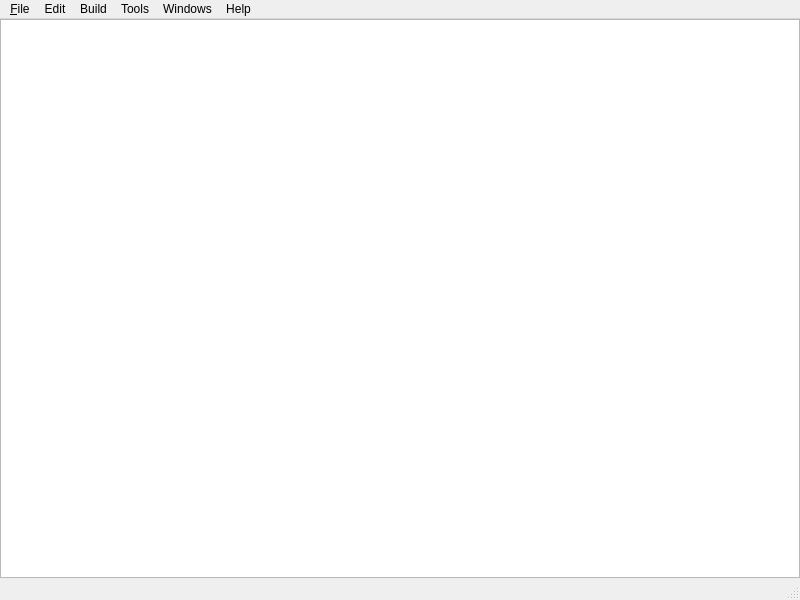
Qt form Source/ZEEngine/ZEGraphics/ZEDSHShaderEditor/ZEDSHMainWindow.ui (orcun-gokbulut/ze) before a commit.
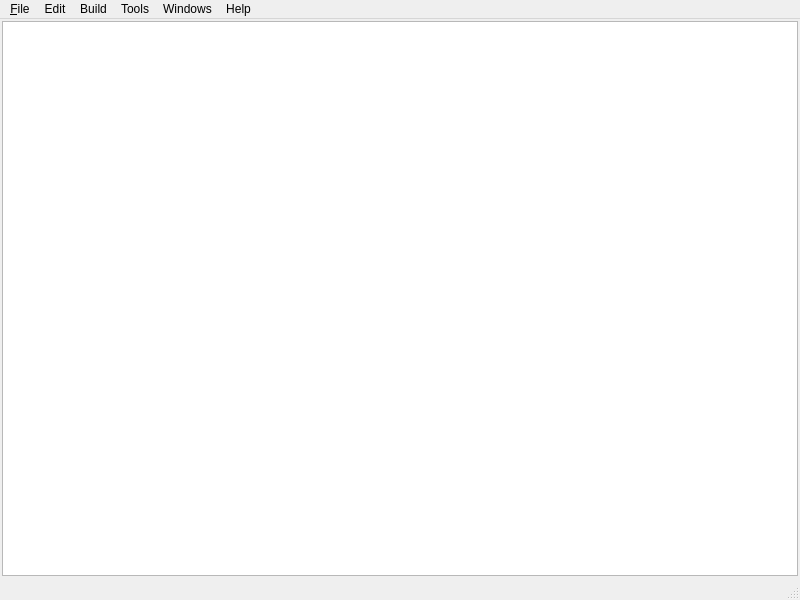
The same form after that commit. Custom widgets are drawn as their Qt base class.

Commit message: ADD: ZEDSHShaderEditor, which will be used for editing shaders offline, on loading and on the fly, has been added.

```diff
--- a/Source/ZEEngine/ZEGraphics/ZEDSHShaderEditor/ZEDSHMainWindow.ui
+++ b/Source/ZEEngine/ZEGraphics/ZEDSHShaderEditor/ZEDSHMainWindow.ui
@@ -16,16 +16,16 @@
   <widget class="QWidget" name="centralwidget">
    <layout class="QVBoxLayout" name="verticalLayout">
     <property name="leftMargin">
-     <number>0</number>
+     <number>2</number>
     </property>
     <property name="topMargin">
-     <number>0</number>
+     <number>2</number>
     </property>
     <property name="rightMargin">
-     <number>0</number>
+     <number>2</number>
     </property>
     <property name="bottomMargin">
-     <number>0</number>
+     <number>2</number>
     </property>
     <item>
      <widget class="ZEDSHEditorWidget" name="textEdit"/>
```
Left out of the diff: 24 changed lines with no effect on the pictures. The commit also changes 8 other files.
